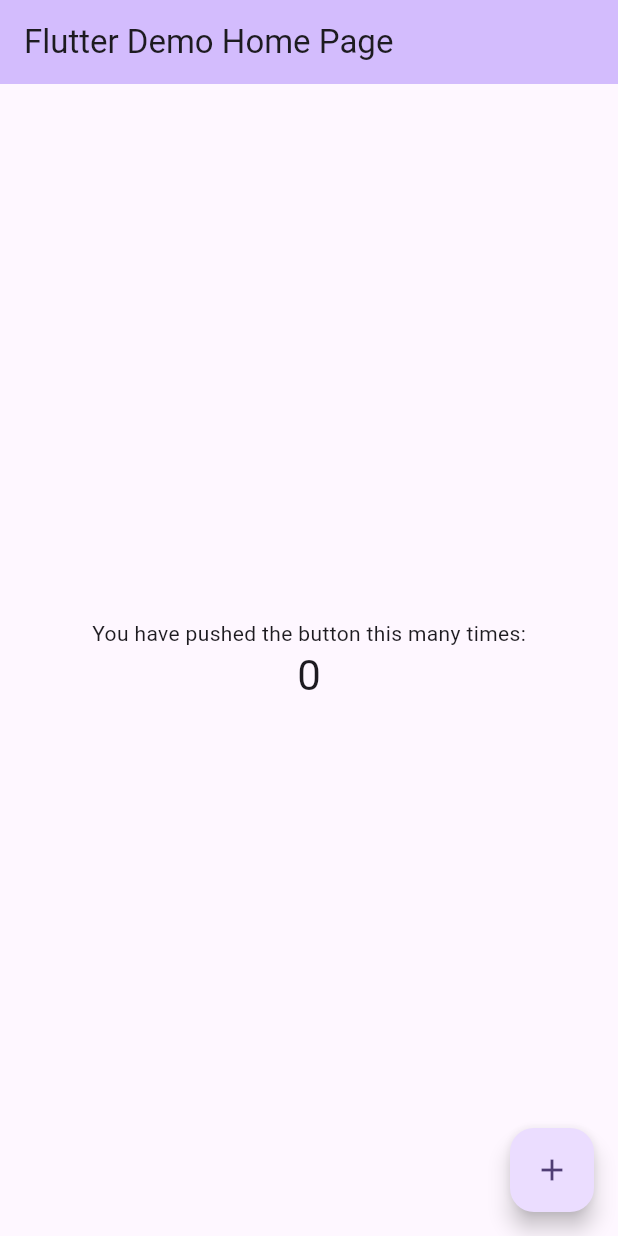
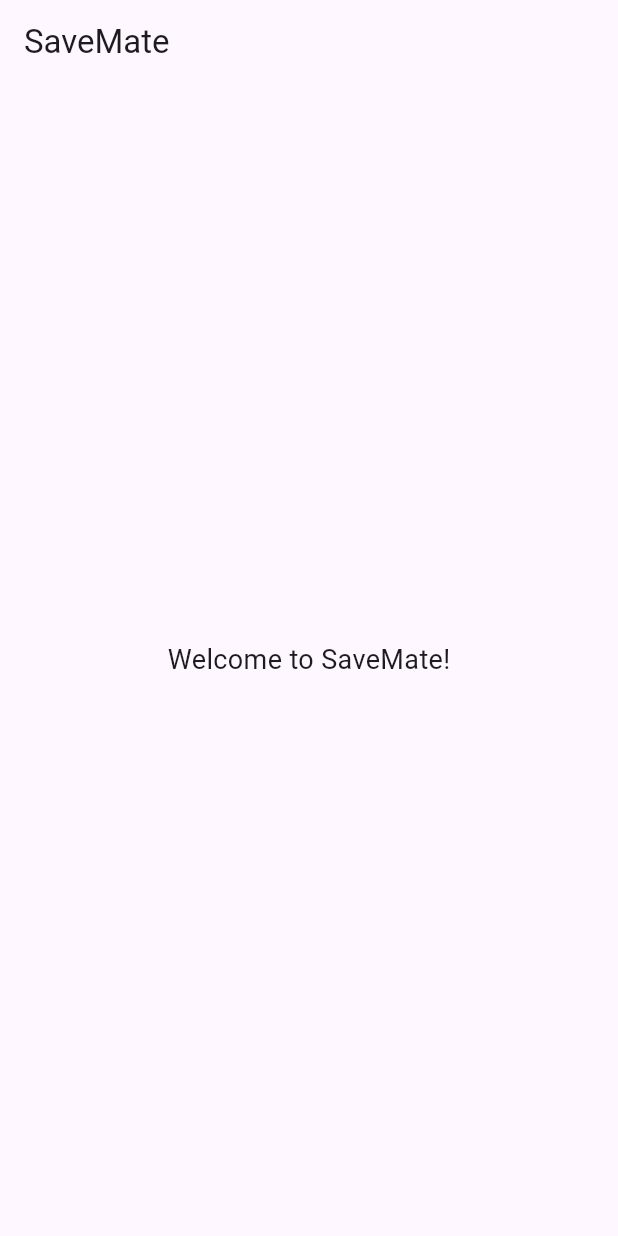
Before and after one commit to NipunaMadula/SaveMate, a Flutter app: the screen it shows after launch, on a phone screen of 412 x 824 dp. Run offline on Flutter 3.47's test engine with Material 3 defaults, Android fonts, the phone set to English and light mode, and no system bars.

Commit message:
Setup basic SaveMate layout

```diff
--- a/lib/main.dart
+++ b/lib/main.dart
@@ -1,125 +1,29 @@
 import 'package:flutter/material.dart';
 
 void main() {
-  runApp(const MyApp());
+  runApp(SaveMateApp());
 }
 
-class MyApp extends StatelessWidget {
-  const MyApp({super.key});
-
-  // This widget is the root of your application.
+class SaveMateApp extends StatelessWidget {
   @override
   Widget build(BuildContext context) {
     return MaterialApp(
-      title: 'Flutter Demo',
+      title: 'SaveMate',
+      debugShowCheckedModeBanner: false,
       theme: ThemeData(
-        // This is the theme of your application.
-        //
-        // TRY THIS: Try running your application with "flutter run". You'll see
-        // the application has a purple toolbar. Then, without quitting the app,
-        // try changing the seedColor in the colorScheme below to Colors.green
-        // and then invoke "hot reload" (save your changes or press the "hot
-        // reload" button in a Flutter-supported IDE, or press "r" if you used
-        // the command line to start the app).
-        //
-        // Notice that the counter didn't reset back to zero; the application
-        // state is not lost during the reload. To reset the state, use hot
-        // restart instead.
-        //
-        // This works for code too, not just values: Most code changes can be
-        // tested with just a hot reload.
-        colorScheme: ColorScheme.fromSeed(seedColor: Colors.deepPurple),
-        useMaterial3: true,
+        primarySwatch: Colors.green,
       ),
-      home: const MyHomePage(title: 'Flutter Demo Home Page'),
+      home: Scaffold(
+        appBar: AppBar(
+          title: Text('SaveMate'),
+        ),
+        body: Center(
+          child: Text(
+            'Welcome to SaveMate!',
+            style: TextStyle(fontSize: 18),
+          ),
+        ),
+      ),
     );
   }
 }
-
-class MyHomePage extends StatefulWidget {
-  const MyHomePage({super.key, required this.title});
-
-  // This widget is the home page of your application. It is stateful, meaning
-  // that it has a State object (defined below) that contains fields that affect
-  // how it looks.
-
-  // This class is the configuration for the state. It holds the values (in this
-  // case the title) provided by the parent (in this case the App widget) and
-  // used by the build method of the State. Fields in a Widget subclass are
-  // always marked "final".
-
-  final String title;
-
-  @override
-  State<MyHomePage> createState() => _MyHomePageState();
-}
-
-class _MyHomePageState extends State<MyHomePage> {
-  int _counter = 0;
-
-  void _incrementCounter() {
-    setState(() {
-      // This call to setState tells the Flutter framework that something has
-      // changed in this State, which causes it to rerun the build method below
-      // so that the display can reflect the updated values. If we changed
-      // _counter without calling setState(), then the build method would not be
-      // called again, and so nothing would appear to happen.
-      _counter++;
-    });
-  }
-
-  @override
-  Widget build(BuildContext context) {
-    // This method is rerun every time setState is called, for instance as done
-    // by the _incrementCounter method above.
-    //
-    // The Flutter framework has been optimized to make rerunning build methods
-    // fast, so that you can just rebuild anything that needs updating rather
-    // than having to individually change instances of widgets.
-    return Scaffold(
-      appBar: AppBar(
-        // TRY THIS: Try changing the color here to a specific color (to
-        // Colors.amber, perhaps?) and trigger a hot reload to see the AppBar
-        // change color while the other colors stay the same.
-        backgroundColor: Theme.of(context).colorScheme.inversePrimary,
-        // Here we take the value from the MyHomePage object that was created by
-        // the App.build method, and use it to set our appbar title.
-        title: Text(widget.title),
-      ),
-      body: Center(
-        // Center is a layout widget. It takes a single child and positions it
-        // in the middle of the parent.
-        child: Column(
-          // Column is also a layout widget. It takes a list of children and
-          // arranges them vertically. By default, it sizes itself to fit its
-          // children horizontally, and tries to be as tall as its parent.
-          //
-          // Column has various properties to control how it sizes itself and
-          // how it positions its children. Here we use mainAxisAlignment to
-          // center the children vertically; the main axis here is the vertical
-          // axis because Columns are vertical (the cross axis would be
-          // horizontal).
-          //
-          // TRY THIS: Invoke "debug painting" (choose the "Toggle Debug Paint"
-          // action in the IDE, or press "p" in the console), to see the
-          // wireframe for each widget.
-          mainAxisAlignment: MainAxisAlignment.center,
-          children: <Widget>[
-            const Text(
-              'You have pushed the button this many times:',
-            ),
-            Text(
-              '$_counter',
-              style: Theme.of(context).textTheme.headlineMedium,
-            ),
-          ],
-        ),
-      ),
-      floatingActionButton: FloatingActionButton(
-        onPressed: _incrementCounter,
-        tooltip: 'Increment',
-        child: const Icon(Icons.add),
-      ), // This trailing comma makes auto-formatting nicer for build methods.
-    );
-  }
-}
```
